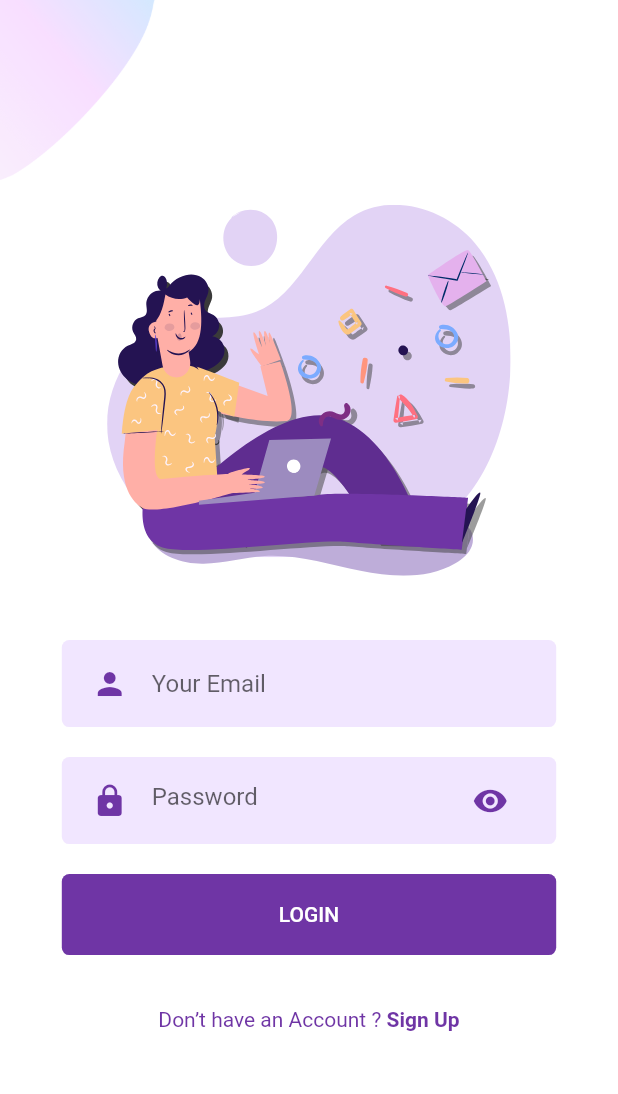
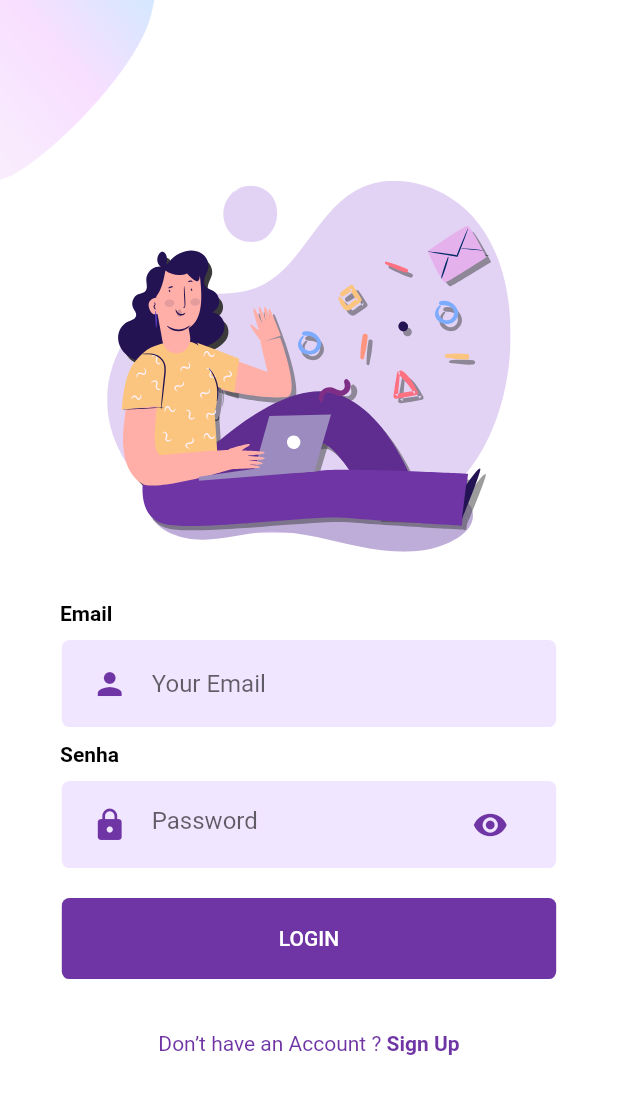
Before and after one commit to ReinanS/Flutter-Dart-Studies, a Flutter app: the screen it shows after launch, after a tap on "LOGIN", on a phone screen of 412 x 824 dp. Shown: the top 1094 px of the screen. Run offline on Flutter 3.47's test engine with Material 2 defaults, Android fonts, the phone set to English and light mode, and no system bars; our stand-ins replace flutter_svg, font_awesome_flutter, shared_preferences, simple_animations; network calls fail.

Commit message:
feat: adiciona widget title

```diff
--- a/Flutter/autentication_login/lib/Screens/Login/components/body.dart
+++ b/Flutter/autentication_login/lib/Screens/Login/components/body.dart
@@ -9,6 +9,7 @@ import 'package:autentication_login/componentes/rounded_input_field.dart';
 import 'package:autentication_login/componentes/rounded_password_field.dart';
 import 'package:autentication_login/models/usuario.dart';
 import 'package:autentication_login/services/login_api.dart';
+import 'package:autentication_login/componentes/title.dart';
 import 'package:flutter_svg/flutter_svg.dart';
 
 class Body extends StatelessWidget {
@@ -33,11 +34,13 @@ class Body extends StatelessWidget {
               key: _formKey,
               child: Column(
                 children: [
+                  title("Email"),
                   RoundedInputField(
                     hintText: "Your Email",
                     onChanged: (value) {},
                     controller: _crtlLogin,
                   ),
+                  title("Senha"),
                   RoundedPassWordField(
                     onChanged: (value) {},
                     controller: _crtlPassword,
--- /dev/null
+++ b/Flutter/autentication_login/lib/componentes/title.dart
@@ -0,0 +1,16 @@
+import 'package:flutter/material.dart';
+
+Widget title(String title) {
+  return Container(
+    margin: EdgeInsets.only(left: 40),
+    alignment: Alignment.centerLeft,
+    child: Text(
+      title,
+      style: TextStyle(
+        fontWeight: FontWeight.w700,
+        color: Colors.black,
+        fontSize: 14,
+      ),
+    ),
+  );
+}
```
Also changed, not shown: Flutter/autentication_login/lib/Screens/Login/components/background.dart (+0 -8 lines).
